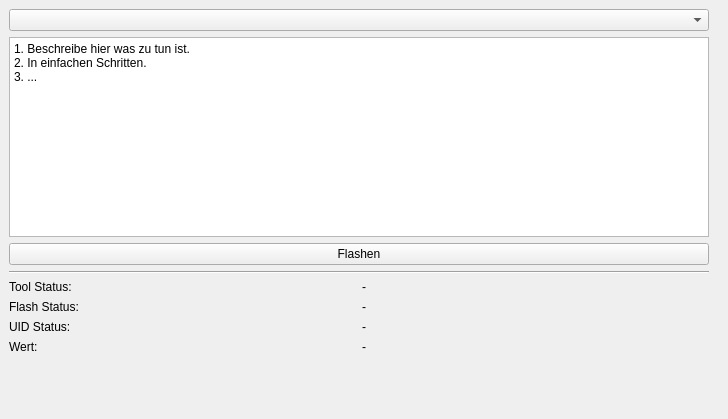
First picture: the form in src/flash-test/ui/mainwindow.ui, repository Tinkerforge/flash-test, before the edit.
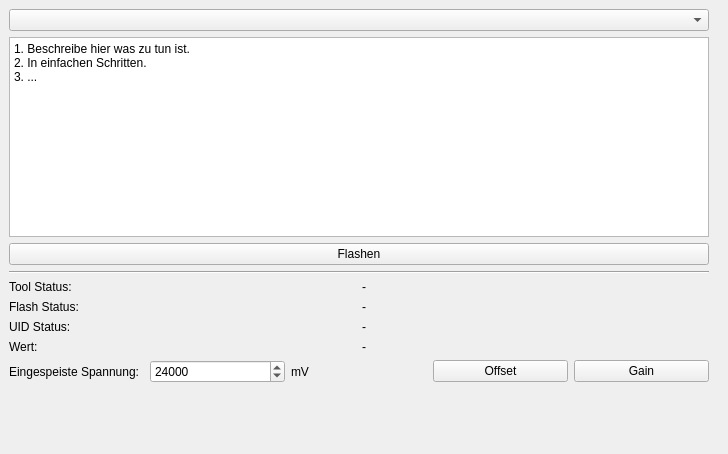
Second picture: the form after the edit.

Commit message: Add Industrial Dual Analog In plugin

```diff
--- a/src/flash-test/ui/mainwindow.ui
+++ b/src/flash-test/ui/mainwindow.ui
@@ -7,7 +7,7 @@
     <x>0</x>
     <y>0</y>
     <width>728</width>
-    <height>419</height>
+    <height>454</height>
    </rect>
   </property>
   <property name="windowTitle">
@@ -126,6 +126,51 @@
           </item>
          </layout>
         </item>
+        <item>
+         <layout class="QHBoxLayout" name="industrial_dual_analog_in_layout">
+          <item>
+           <widget class="QLabel" name="label">
+            <property name="enabled">
+             <bool>true</bool>
+            </property>
+            <property name="text">
+             <string>Eingespeiste Spannung:</string>
+            </property>
+           </widget>
+          </item>
+          <item>
+           <widget class="QSpinBox" name="spinbox_voltage_idai">
+            <property name="maximum">
+             <number>35000</number>
+            </property>
+            <property name="value">
+             <number>24000</number>
+            </property>
+           </widget>
+          </item>
+          <item>
+           <widget class="QLabel" name="label_2">
+            <property name="text">
+             <string>mV</string>
+            </property>
+           </widget>
+          </item>
+          <item>
+           <widget class="QPushButton" name="button_offset_idai">
+            <property name="text">
+             <string>Offset</string>
+            </property>
+           </widget>
+          </item>
+          <item>
+           <widget class="QPushButton" name="button_gain_idai">
+            <property name="text">
+             <string>Gain</string>
+            </property>
+           </widget>
+          </item>
+         </layout>
+        </item>
         <item>
          <layout class="QVBoxLayout" name="layout_plugin_bottom"/>
         </item>
```
The commit also changes 3 other files.
